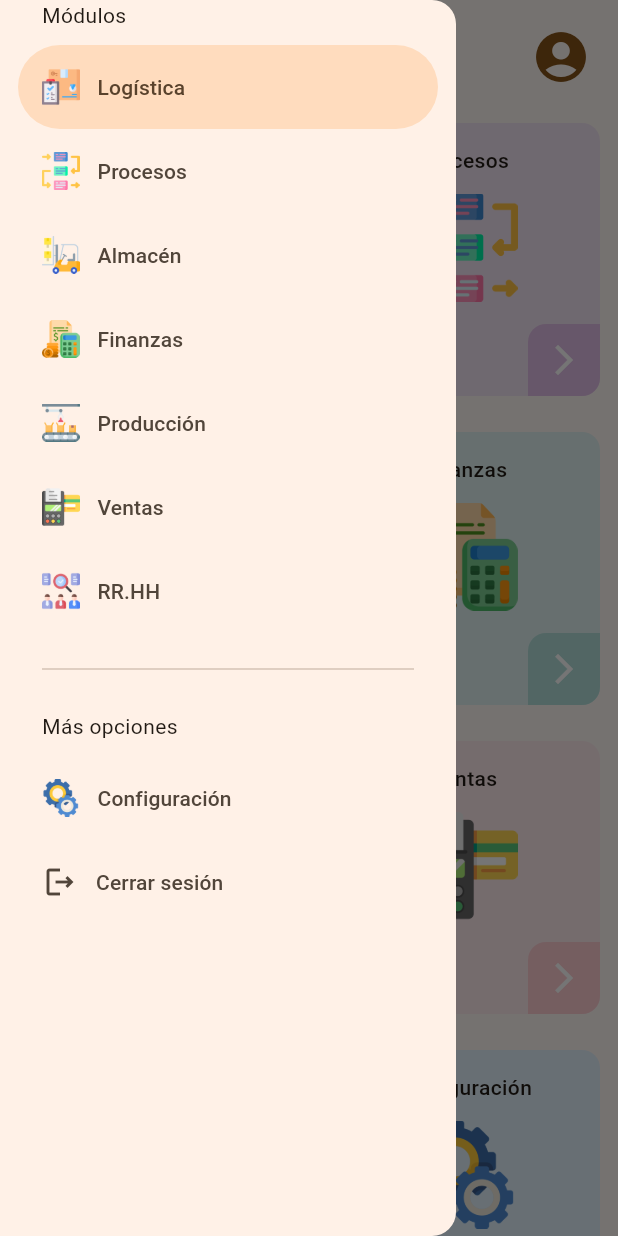
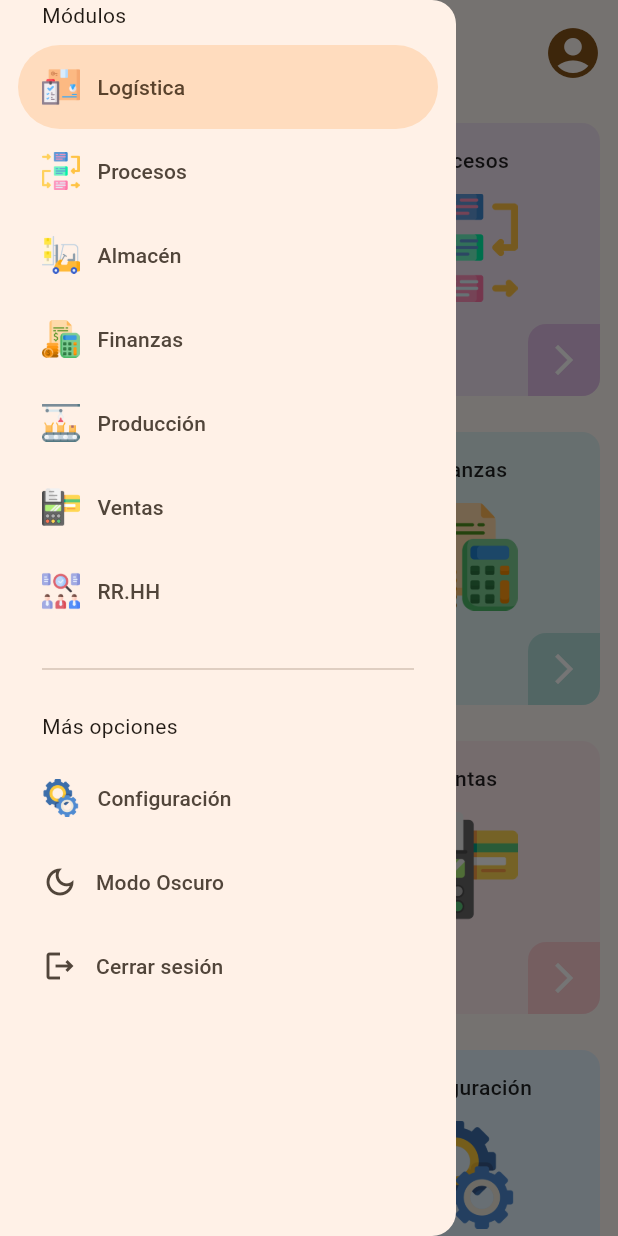
Before and after one commit to jcbautista27/business_app, a Flutter app: the HomeScreen screen opened by its route, with the side drawer open, on a phone screen of 412 x 824 dp. Run offline on Flutter 3.47's test engine with Material 2 defaults, Android fonts, the phone set to English and light mode, and no system bars; our stand-ins replace flutter_riverpod, go_router, riverpod_annotation; generated files the repository leaves out were written again.

Commit message:
avance h

```diff
--- a/lib/presentation/widgets/custom_card.dart
+++ b/lib/presentation/widgets/custom_card.dart
@@ -32,7 +32,7 @@ class CustomCard extends StatelessWidget {
 
             //title
             const SizedBox(height: 15,),
-            Text(title, style: const TextStyle(fontWeight: FontWeight.w500),),
+            Text(title, style: const TextStyle(fontWeight: FontWeight.w500, color: Colors.black87),),
 
             //image
             Padding(
--- a/lib/presentation/widgets/shared/custom_appbar.dart
+++ b/lib/presentation/widgets/shared/custom_appbar.dart
@@ -4,9 +4,14 @@ import 'package:flutter/material.dart';
 
 // import '../../providers/providers.dart';
 
-class CustomAppbar extends StatelessWidget {
+class CustomAppbar extends StatefulWidget {
   const CustomAppbar({Key? key}) : super(key: key);
 
+  @override
+  State<CustomAppbar> createState() => _CustomAppbarState();
+}
+
+class _CustomAppbarState extends State<CustomAppbar> {
   @override
   Widget build(BuildContext context) {
     final colors = Theme.of(context).colorScheme;
@@ -25,17 +30,15 @@ class CustomAppbar extends StatelessWidget {
               Column(
                 crossAxisAlignment: CrossAxisAlignment.start,
                 children: [
-                  Text('Hi, Good Morning ', style: textStyle.titleMedium?.copyWith(fontWeight: FontWeight.w300),),
+                  Text('Hola, Buenos días ', style: textStyle.titleMedium?.copyWith(fontWeight: FontWeight.w300),),
                   Text('@jcbautista', style: textStyle.titleSmall,),
                 ],
               ),
 
               const Spacer(),
 
-              IconButton(
-                onPressed: () {},
-                icon: Icon(Icons.account_circle_rounded, color: colors.primary, size: 40,)
-              ),
+              Icon(Icons.account_circle_rounded, color: colors.primary, size: 40,),
+
             ],
           )
         ),
--- a/lib/presentation/widgets/side_menu.dart
+++ b/lib/presentation/widgets/side_menu.dart
@@ -1,27 +1,35 @@
 import 'package:business_app/config/menu/menu_items.dart';
+import 'package:business_app/presentation/providers/state_providers.dart';
 import 'package:flutter/material.dart';
+import 'package:flutter_riverpod/flutter_riverpod.dart';
 import 'package:go_router/go_router.dart';
 
-class SideMenu extends StatefulWidget {
+class SideMenu extends ConsumerStatefulWidget {
   const SideMenu({Key? key}) : super(key: key);
 
   @override
-  State<SideMenu> createState() => _SideMenuState();
+  SideMenuState createState() => SideMenuState();
 }
 
-class _SideMenuState extends State<SideMenu> {
+class SideMenuState extends ConsumerState<SideMenu> {
   @override
   Widget build(BuildContext context) {
 
     final hasNotch = MediaQuery.of(context).viewPadding.top < 35;
+    final isDarkMode = ref.watch(isDarkModeProvider);
 
     return NavigationDrawer(
       onDestinationSelected: (value) {
         setState(() {});
-        if (value == 8){
+        if (value == 8) {
+          ref.read(isDarkModeProvider.notifier).toggleDarkMode();
+          return;
+        }
+        if (value == 9){
           context.pushReplacement("/");
           return;
         }
+
         final menuItem = appMenuItems[value];
 
         //Navegation
@@ -63,6 +71,15 @@ class _SideMenuState extends State<SideMenu> {
           )
         ),
 
+        NavigationDrawerDestination(
+          icon: isDarkMode
+          ? const Icon(Icons.light_mode_outlined)
+          : const Icon(Icons.dark_mode_outlined),
+          label: isDarkMode
+          ? const Text('Modo Claro')
+          : const Text('Modo Oscuro')
+        ),
+
         const NavigationDrawerDestination(
           icon: Icon(Icons.logout_outlined) ,
           label: Text("Cerrar sesión"),
--- a/pubspec.yaml
+++ b/pubspec.yaml
@@ -31,7 +31,9 @@ dependencies:
   cupertino_icons: ^1.0.2
   flutter:
     sdk: flutter
+  flutter_riverpod: ^2.4.6
   go_router: ^12.0.1
+  riverpod_annotation: ^2.3.1
 
 dev_dependencies:
 
@@ -40,9 +42,13 @@ dev_dependencies:
   # activated in the `analysis_options.yaml` file located at the root of your
   # package. See that file for information about deactivating specific lint
   # rules and activating additional ones.
+  build_runner: ^2.4.6
+  custom_lint: ^0.5.6
   flutter_lints: ^2.0.0
   flutter_test:
     sdk: flutter
+  riverpod_generator: ^2.3.6
+  riverpod_lint: ^2.3.4
 
 # For information on the generic Dart part of this file, see the
 # following page: https://dart.dev/tools/pub/pubspec
```
Also changed, not shown: lib/main.dart (+12 -4 lines), lib/presentation/providers/state_providers.dart (added, +16 -0 lines), lib/presentation/providers/state_providers.g.dart (added), pubspec.lock.
